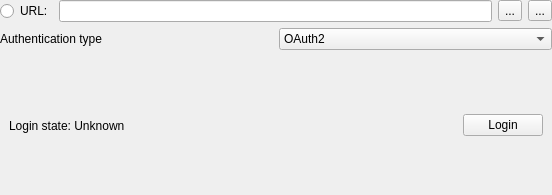
The window that src/Preferences/OsmServerWidget.ui (openstreetmap/merkaartor) describes before a commit, drawn with Qt 5.
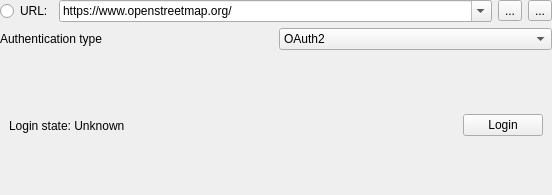
The same window after the commit. Icons and pictures are not drawn.

Commit message: Adjusted server URL text, added combo box with predefined server.

What changed in the file:
```diff
--- a/src/Preferences/OsmServerWidget.ui
+++ b/src/Preferences/OsmServerWidget.ui
@@ -36,7 +36,36 @@
       </widget>
      </item>
      <item>
-      <widget class="QLineEdit" name="edOsmServerUrl"/>
+      <widget class="QComboBox" name="edOsmServerUrl">
+       <property name="sizePolicy">
+        <sizepolicy hsizetype="Expanding" vsizetype="Fixed">
+         <horstretch>0</horstretch>
+         <verstretch>0</verstretch>
+        </sizepolicy>
+       </property>
+       <property name="cursor">
+        <cursorShape>IBeamCursor</cursorShape>
+       </property>
+       <property name="mouseTracking">
+        <bool>true</bool>
+       </property>
+       <property name="acceptDrops">
+        <bool>true</bool>
+       </property>
+       <property name="editable">
+        <bool>true</bool>
+       </property>
+       <item>
+        <property name="text">
+         <string>https://www.openstreetmap.org/</string>
+        </property>
+       </item>
+       <item>
+        <property name="text">
+         <string>https://master.apis.dev.openstreetmap.org/</string>
+        </property>
+       </item>
+      </widget>
      </item>
      <item>
       <widget class="QToolButton" name="tbOsmServerAdd">
```
The commit also changes 2 other files.
